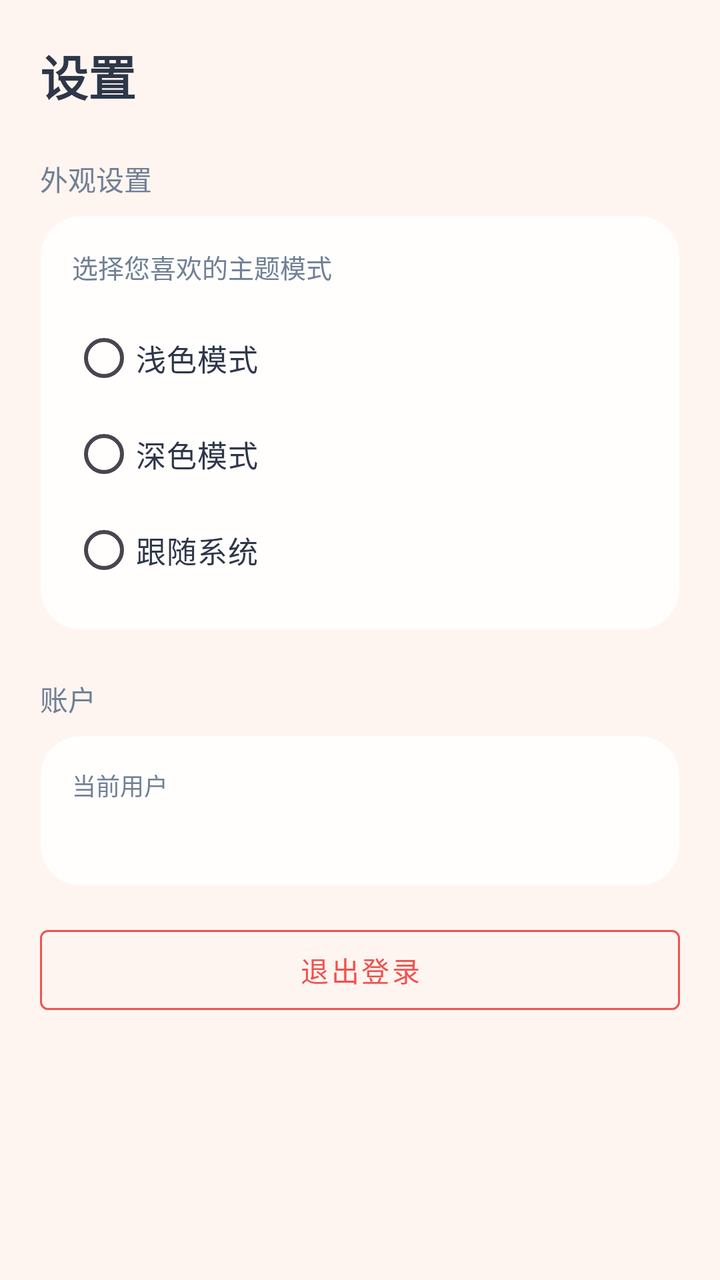
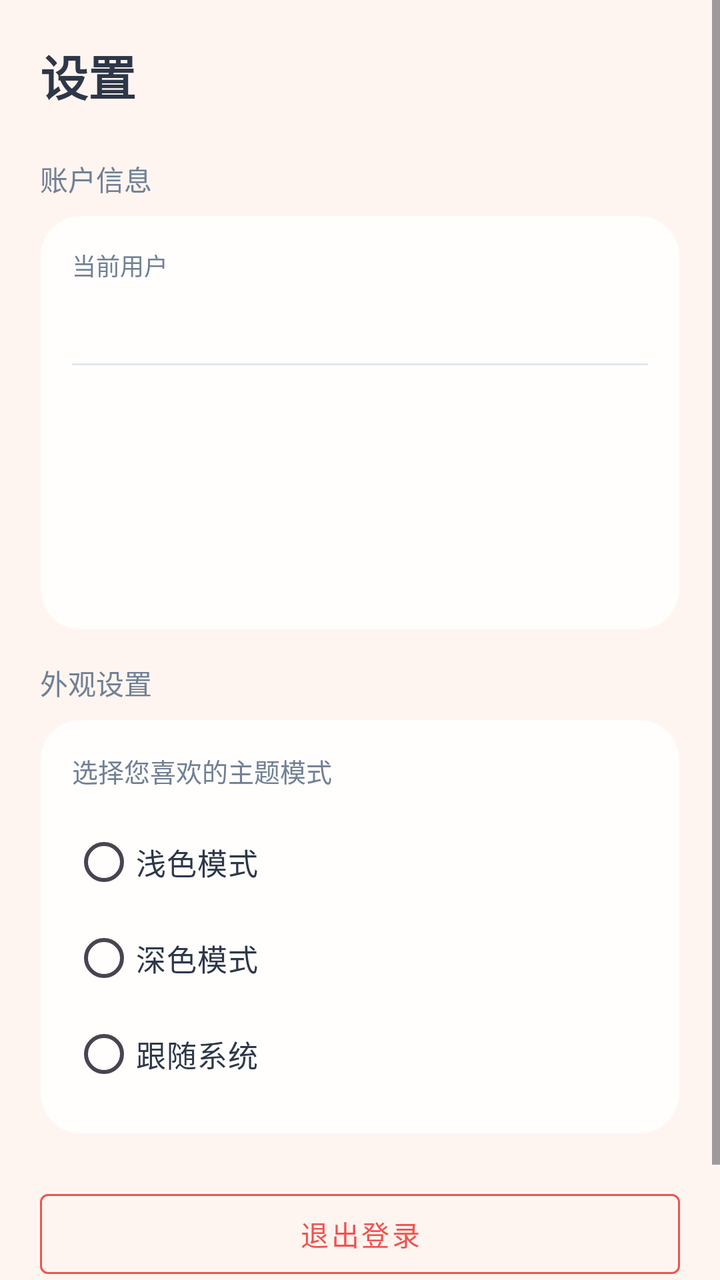

The first picture is an Android layout as it rendered before a commit; the second is the same layout after the commit. The layout source and the unified diff follow.
<!-- AndroidManifest.xml: application theme Theme.HomeDatacenter -->
<!-- res/layout/fragment_settings.xml -->
<?xml version="1.0" encoding="utf-8"?>
<ScrollView xmlns:android="http://schemas.android.com/apk/res/android"
    xmlns:app="http://schemas.android.com/apk/res-auto"
    android:layout_width="match_parent"
    android:layout_height="match_parent"
    android:fillViewport="true"
    android:background="@color/bg_primary">

    <LinearLayout
        android:layout_width="match_parent"
        android:layout_height="wrap_content"
        android:orientation="vertical"
        android:paddingStart="20dp"
        android:paddingEnd="20dp"
        android:paddingTop="20dp"
        android:paddingBottom="20dp">

        <TextView
            android:layout_width="wrap_content"
            android:layout_height="wrap_content"
            android:text="@string/settings_title"
            android:textSize="24sp"
            android:textStyle="bold"
            android:textColor="@color/text_primary"
            android:layout_marginBottom="24dp" />

        <TextView
            android:layout_width="wrap_content"
            android:layout_height="wrap_content"
            android:text="@string/setting_theme"
            android:textSize="14sp"
            android:textColor="@color/text_secondary"
            android:layout_marginBottom="8dp" />

        <LinearLayout
            android:layout_width="match_parent"
            android:layout_height="wrap_content"
            android:background="@drawable/bg_glass_card"
            android:orientation="vertical"
            android:padding="16dp"
            android:layout_marginBottom="24dp">

            <TextView
                android:layout_width="wrap_content"
                android:layout_height="wrap_content"
                android:text="@string/setting_theme_summary"
                android:textSize="13sp"
                android:textColor="@color/text_secondary"
                android:layout_marginBottom="12dp" />

            <RadioGroup
                android:id="@+id/radioGroupTheme"
                android:layout_width="match_parent"
                android:layout_height="wrap_content"
                android:orientation="vertical">

                <com.google.android.material.radiobutton.MaterialRadioButton
                    android:id="@+id/rb_theme_light"
                    android:layout_width="wrap_content"
                    android:layout_height="wrap_content"
                    android:text="@string/theme_light"
                    android:textColor="@color/text_primary"
                    android:textSize="15sp"
                    android:paddingVertical="8dp" />

                <com.google.android.material.radiobutton.MaterialRadioButton
                    android:id="@+id/rb_theme_dark"
                    android:layout_width="wrap_content"
                    android:layout_height="wrap_content"
                    android:text="@string/theme_dark"
                    android:textColor="@color/text_primary"
                    android:textSize="15sp"
                    android:paddingVertical="8dp" />

                <com.google.android.material.radiobutton.MaterialRadioButton
                    android:id="@+id/rb_theme_system"
                    android:layout_width="wrap_content"
                    android:layout_height="wrap_content"
                    android:text="@string/theme_system"
                    android:textColor="@color/text_primary"
                    android:textSize="15sp"
                    android:paddingVertical="8dp" />

            </RadioGroup>

        </LinearLayout>

        <TextView
            android:layout_width="wrap_content"
            android:layout_height="wrap_content"
            android:text="@string/setting_account"
            android:textSize="14sp"
            android:textColor="@color/text_secondary"
            android:layout_marginBottom="8dp" />

        <LinearLayout
            android:id="@+id/cardUser"
            android:layout_width="match_parent"
            android:layout_height="wrap_content"
            android:background="@drawable/bg_glass_card"
            android:orientation="horizontal"
            android:padding="16dp"
            android:gravity="center_vertical"
            android:layout_marginBottom="16dp">

            <LinearLayout
                android:layout_width="0dp"
                android:layout_height="wrap_content"
                android:layout_weight="1"
                android:orientation="vertical">

                <TextView
                    android:layout_width="wrap_content"
                    android:layout_height="wrap_content"
                    android:text="@string/setting_user"
                    android:textSize="12sp"
                    android:textColor="@color/text_secondary" />

                <TextView
                    android:id="@+id/tvUserName"
                    android:layout_width="wrap_content"
                    android:layout_height="wrap_content"
                    android:textSize="16sp"
                    android:textColor="@color/text_primary"
                    android:layout_marginTop="4dp" />

            </LinearLayout>

        </LinearLayout>

        <com.google.android.material.button.MaterialButton
            android:id="@+id/btnLogout"
            android:layout_width="match_parent"
            android:layout_height="52dp"
            android:text="@string/setting_logout"
            android:textColor="@color/error"
            android:layout_marginBottom="24dp"
            style="@style/Widget.MaterialComponents.Button.OutlinedButton"
            app:strokeColor="@color/error" />

        <TextView
            android:id="@+id/tvVersion"
            android:layout_width="wrap_content"
            android:layout_height="wrap_content"
            android:textSize="12sp"
            android:textColor="@color/text_hint"
            android:layout_gravity="center" />

    </LinearLayout>
</ScrollView>
<!-- resources referenced by this layout -->
<resources>
  <color name="bg_primary">#FFF5F0</color>
  <color name="error">#EF5350</color>
  <color name="text_hint">#A0AEC0</color>
  <color name="text_primary">#2D3748</color>
  <color name="text_secondary">#718096</color>
  <!-- drawable bg_glass_card (drawable) -->
  <?xml version="1.0" encoding="utf-8"?>
  <layer-list xmlns:android="http://schemas.android.com/apk/res/android">
      <item>
          <shape android:shape="rectangle">
              <solid android:color="@color/glass_bg" />
              <corners android:radius="20dp" />
              <stroke
                  android:width="1dp"
                  android:color="@color/glass_border" />
          </shape>
      </item>
  </layer-list>
  <string name="setting_account">账户</string>
  <string name="setting_logout">退出登录</string>
  <string name="setting_theme">外观设置</string>
  <string name="setting_theme_summary">选择您喜欢的主题模式</string>
  <string name="setting_user">当前用户</string>
  <string name="settings_title">设置</string>
  <string name="theme_dark">深色模式</string>
  <string name="theme_light">浅色模式</string>
  <string name="theme_system">跟随系统</string>
  <style name="Theme.HomeDatacenter" parent="Theme.Material3.DayNight.NoActionBar">
          <item name="colorPrimary">@color/primary</item>
          <item name="colorPrimaryVariant">@color/primary_dark</item>
          <item name="colorOnPrimary">@color/white</item>
          <item name="colorSecondary">@color/secondary</item>
          <item name="colorSecondaryVariant">@color/secondary_dark</item>
          <item name="colorOnSecondary">@color/white</item>
          <item name="colorError">@color/error</item>
          <item name="colorOnError">@color/white</item>
          <item name="android:statusBarColor">@color/bg_primary</item>
          <item name="android:windowBackground">@color/bg_primary</item>
          <item name="android:navigationBarColor">@color/bg_primary</item>
          <item name="android:windowLightStatusBar">true</item>
      </style>
  <color name="glass_bg">#E6FFFFFF</color>
  <color name="glass_border">#33FFFFFF</color>
  <color name="primary">#FF8A65</color>
  <color name="primary_dark">#F4511E</color>
  <color name="white">#FFFFFF</color>
  <color name="secondary">#4FC3F7</color>
  <color name="secondary_dark">#0288D1</color>
</resources>

<!-- the commit's change to res/layout/fragment_settings.xml (unified diff, before → after) -->
@@ -24,6 +24,129 @@
             android:textColor="@color/text_primary"
             android:layout_marginBottom="24dp" />
 
+        
+        <TextView
+            android:layout_width="wrap_content"
+            android:layout_height="wrap_content"
+            android:text="@string/profile_title"
+            android:textSize="14sp"
+            android:textColor="@color/text_secondary"
+            android:layout_marginBottom="8dp" />
+
+        <LinearLayout
+            android:id="@+id/cardProfile"
+            android:layout_width="match_parent"
+            android:layout_height="wrap_content"
+            android:background="@drawable/bg_glass_card"
+            android:orientation="vertical"
+            android:padding="16dp"
+            android:layout_marginBottom="16dp">
+
+            <TextView
+                android:layout_width="wrap_content"
+                android:layout_height="wrap_content"
+                android:text="@string/setting_user"
+                android:textSize="12sp"
+                android:textColor="@color/text_secondary" />
+
+            <TextView
+                android:id="@+id/tvUserName"
+                android:layout_width="wrap_content"
+                android:layout_height="wrap_content"
+                android:textSize="18sp"
+                android:textStyle="bold"
+                android:textColor="@color/text_primary"
+                android:layout_marginTop="4dp" />
+
+            <View
+                android:layout_width="match_parent"
+                android:layout_height="1dp"
+                android:background="@color/divider"
+                android:layout_marginTop="12dp"
+                android:layout_marginBottom="12dp" />
+
+            <TextView
+                android:id="@+id/tvUserId"
+                android:layout_width="wrap_content"
+                android:layout_height="wrap_content"
+                android:textSize="13sp"
+                android:textColor="@color/text_secondary" />
+
+            <TextView
+                android:id="@+id/tvDeviceId"
+                android:layout_width="wrap_content"
+                android:layout_height="wrap_content"
+                android:layout_marginTop="4dp"
+                android:textSize="13sp"
+                android:textColor="@color/text_secondary" />
+
+            <TextView
+                android:id="@+id/tvTokenIssued"
+                android:layout_width="wrap_content"
+                android:layout_height="wrap_content"
+                android:layout_marginTop="4dp"
+                android:textSize="13sp"
+                android:textColor="@color/text_secondary" />
+
+            <TextView
+                android:id="@+id/tvTokenExpires"
+                android:layout_width="wrap_content"
+                android:layout_height="wrap_content"
+                android:layout_marginTop="4dp"
+                android:textSize="13sp"
+                android:textColor="@color/text_secondary" />
+
+            <TextView
+                android:id="@+id/tvTokenRemaining"
+                android:layout_width="wrap_content"
+                android:layout_height="wrap_content"
+                android:layout_marginTop="4dp"
+                android:textSize="13sp"
+                android:textColor="@color/online" />
+        </LinearLayout>
+
+        
+        <TextView
+            android:id="@+id/tvAdminSectionLabel"
+            android:layout_width="wrap_content"
+            android:layout_height="wrap_content"
+            android:text="@string/profile_admin_section"
+            android:textSize="14sp"
+            android:textColor="@color/text_secondary"
+            android:layout_marginBottom="8dp"
+            android:visibility="gone" />
+
+        <LinearLayout
+            android:id="@+id/cardAdmin"
+            android:layout_width="match_parent"
+            android:layout_height="wrap_content"
+            android:background="@drawable/bg_glass_card"
+            android:orientation="vertical"
+            android:padding="16dp"
+            android:layout_marginBottom="16dp"
+            android:visibility="gone">
+
+            <com.google.android.material.button.MaterialButton
+                android:id="@+id/btnOpenUsers"
+                style="@style/Widget.Material3.Button.TextButton"
+                android:layout_width="match_parent"
+                android:layout_height="wrap_content"
+                android:gravity="start|center_vertical"
+                android:text="@string/profile_open_users"
+                app:icon="@drawable/ic_admin_users"
+                app:iconTint="@color/primary" />
+
+            <TextView
+                android:layout_width="wrap_content"
+                android:layout_height="wrap_content"
+                android:layout_marginStart="56dp"
+                android:layout_marginTop="-2dp"
+                android:text="@string/profile_open_users_summary"
+                android:textSize="11sp"
+                android:textColor="@color/text_hint" />
+        </LinearLayout>
+
+        
         <TextView
             android:layout_width="wrap_content"
             android:layout_height="wrap_content"
@@ -85,49 +208,6 @@
 
         </LinearLayout>
 
-        <TextView
-            android:layout_width="wrap_content"
-            android:layout_height="wrap_content"
-            android:text="@string/setting_account"
-            android:textSize="14sp"
-            android:textColor="@color/text_secondary"
-            android:layout_marginBottom="8dp" />
-
-        <LinearLayout
-            android:id="@+id/cardUser"
-            android:layout_width="match_parent"
-            android:layout_height="wrap_content"
-            android:background="@drawable/bg_glass_card"
-            android:orientation="horizontal"
-            android:padding="16dp"
-            android:gravity="center_vertical"
-            android:layout_marginBottom="16dp">
-
-            <LinearLayout
-                android:layout_width="0dp"
-                android:layout_height="wrap_content"
-                android:layout_weight="1"
-                android:orientation="vertical">
-
-                <TextView
-                    android:layout_width="wrap_content"
-                    android:layout_height="wrap_content"
-                    android:text="@string/setting_user"
-                    android:textSize="12sp"
-                    android:textColor="@color/text_secondary" />
-
-                <TextView
-                    android:id="@+id/tvUserName"
-                    android:layout_width="wrap_content"
-                    android:layout_height="wrap_content"
-                    android:textSize="16sp"
-                    android:textColor="@color/text_primary"
-                    android:layout_marginTop="4dp" />
-
-            </LinearLayout>
-
-        </LinearLayout>
-
         <com.google.android.material.button.MaterialButton
             android:id="@+id/btnLogout"
             android:layout_width="match_parent"
<!-- resource entries referenced after the edit -->
@@ -1,7 +1,9 @@
 <!-- resources referenced by this layout -->
 <resources>
   <color name="bg_primary">#FFF5F0</color>
+  <color name="divider">#E2E8F0</color>
   <color name="error">#EF5350</color>
+  <color name="online">#66BB6A</color>
   <color name="text_hint">#A0AEC0</color>
   <color name="text_primary">#2D3748</color>
   <color name="text_secondary">#718096</color>
@@ -18,7 +20,20 @@
           </shape>
       </item>
   </layer-list>
-  <string name="setting_account">账户</string>
+  <!-- drawable ic_admin_users (drawable) -->
+  <vector xmlns:android="http://schemas.android.com/apk/res/android"
+      android:width="24dp"
+      android:height="24dp"
+      android:viewportWidth="24"
+      android:viewportHeight="24">
+      <path
+          android:fillColor="@android:color/white"
+          android:pathData="M16,11c1.66,0 2.99,-1.34 2.99,-3S17.66,5 16,5c-1.66,0 -3,1.34 -3,3s1.34,3 3,3zm-8,0c1.66,0 2.99,-1.34 2.99,-3S9.66,5 8,5C6.34,5 5,6.34 5,8s1.34,3 3,3zm0,2c-2.33,0 -7,1.17 -7,3.5V19h14v-2.5c0,-2.33 -4.67,-3.5 -7,-3.5zm8,0c-0.29,0 -0.62,0.02 -0.97,0.05 1.16,0.84 1.97,1.97 1.97,3.45V19h6v-2.5c0,-2.33 -4.67,-3.5 -7,-3.5z"/>
+  </vector>
+  <string name="profile_admin_section">管理员功能</string>
+  <string name="profile_open_users">用户管理</string>
+  <string name="profile_open_users_summary">查看、创建、编辑系统用户</string>
+  <string name="profile_title">账户信息</string>
   <string name="setting_logout">退出登录</string>
   <string name="setting_theme">外观设置</string>
   <string name="setting_theme_summary">选择您喜欢的主题模式</string>
